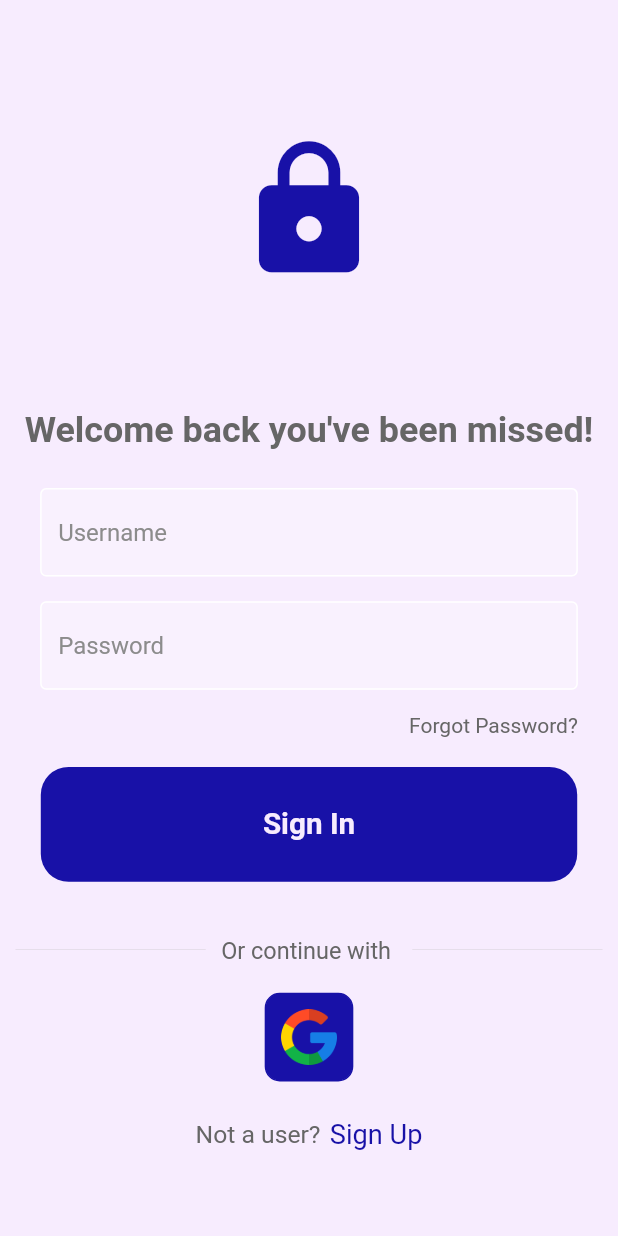
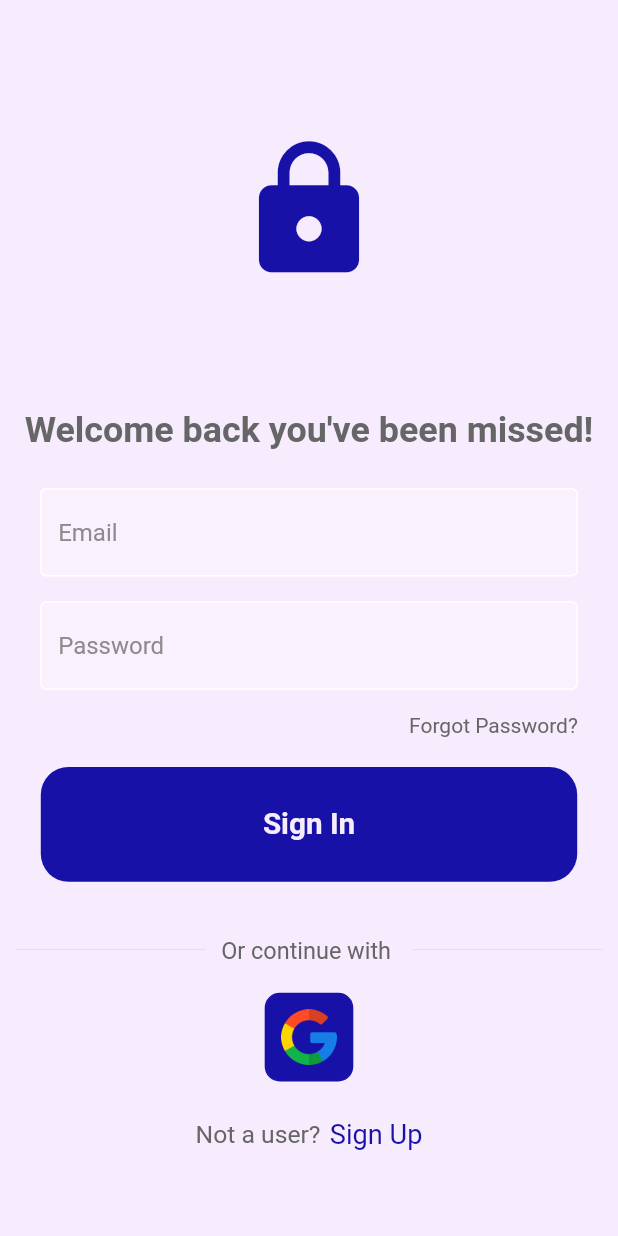
Before and after one commit to abdulmoiz2501/DoorStep-Resident, a Flutter app: the screen it shows after launch, on a phone screen of 412 x 824 dp. Run offline on Flutter 3.47's test engine with Material 2 defaults, Android fonts, the light colour scheme and no system bars; our stand-ins replace firebase_auth, firebase_core; accounts and stored records are empty.

Commit message:
Login/Logout using firebase email/pass

```diff
--- a/lib/main.dart
+++ b/lib/main.dart
@@ -1,9 +1,15 @@
 import 'package:flutter/material.dart';
+import 'package:project/ui/auth_page.dart';
 import 'package:project/ui/onboarding.dart';
-
+import 'package:firebase_core/firebase_core.dart';
+import 'firebase_options.dart';
 import 'ui/login_page.dart';
 
-void main() {
+void main() async{
+  WidgetsFlutterBinding.ensureInitialized();
+  await Firebase.initializeApp(
+    options: DefaultFirebaseOptions.currentPlatform,
+  );
   runApp(const MyApp());
 }
 
@@ -13,7 +19,7 @@ class MyApp extends StatelessWidget {
   Widget build(BuildContext context) {
     return MaterialApp(
       debugShowCheckedModeBanner: false,
-      home:  LoginPage(),
+      home:  AuthPage(),
     );
   }
 }
--- /dev/null
+++ b/lib/ui/auth_page.dart
@@ -0,0 +1,40 @@
+import 'package:firebase_auth/firebase_auth.dart';
+import 'package:flutter/material.dart';
+
+import 'home_page.dart';
+import 'login_page.dart';
+
+
+class AuthPage extends StatelessWidget {
+  const AuthPage({super.key});
+
+  @override
+  Widget build(BuildContext context) {
+    return Scaffold(
+      body: StreamBuilder<User?>(
+        ///This will constantly check if the user is logged in or not
+        stream: FirebaseAuth.instance.authStateChanges(),
+        builder: (context, snapshot){
+          if(snapshot.hasData){
+            print('snapshot has data');
+            return HomePage();
+          }
+          else if(snapshot.hasError)
+            {
+              print('snapshot has error');
+              return  Scaffold(
+                body: Center(
+                  child: Text('Something went wrong'),
+                ),
+              );
+            }
+          //Is the user NOT logged in
+          else{
+            return LoginPage();
+          }
+        },
+
+      ),
+    );
+  }
+}
--- a/lib/ui/login_page.dart
+++ b/lib/ui/login_page.dart
@@ -1,22 +1,30 @@
+import 'package:firebase_auth/firebase_auth.dart';
 import 'package:flutter/material.dart';
 import 'package:project/components/signInButton.dart';
 import 'package:project/components/square_tile.dart';
 import 'package:project/components/textfield.dart';
 import 'package:project/constants/colors.dart';
 
-import '../auth/signUserIn.dart';
 
 class LoginPage extends StatefulWidget {
   LoginPage({Key? key}) : super(key: key);
-
-  final usernameController = TextEditingController();
-  final passwordController = TextEditingController();
-
   @override
   State<LoginPage> createState() => _LoginPageState();
+  final emailController = TextEditingController();
+  final passwordController = TextEditingController();
+  void signUserIn() async{
+    await FirebaseAuth.instance.signInWithEmailAndPassword(
+      email: emailController.text,
+      password: passwordController.text,
+    );
+  }
 }
 
 class _LoginPageState extends State<LoginPage> {
+
+
+
+
   @override
   Widget build(BuildContext context) {
     return Scaffold(
@@ -55,8 +63,8 @@ class _LoginPageState extends State<LoginPage> {
               //username
 
               MyTextField(
-                controlller: widget.usernameController,
-                hintText: 'Username',
+                controlller: widget.emailController,
+                hintText: 'Email',
                 obscureText: false,
               ),
 
@@ -95,7 +103,7 @@ class _LoginPageState extends State<LoginPage> {
               ),
               //signin
               SignInButton(
-                onTap: signUserIn,
+                onTap: widget.signUserIn,
               ),
               //continue with
 
--- a/pubspec.yaml
+++ b/pubspec.yaml
@@ -36,6 +36,8 @@ dependencies:
   # Use with the CupertinoIcons class for iOS style icons.
   cupertino_icons: ^1.0.2
   flutter_svg: ^2.0.7  #for svg images
+  firebase_core: ^2.15.0
+  firebase_auth: ^4.7.2
 
 dev_dependencies:
   flutter_test:
```
Also changed, not shown: lib/auth/signUserIn.dart (+11 -10 lines), lib/ui/home_page.dart (added, +28 -0 lines), lib/firebase_options.dart (added), pubspec.lock, 3 other files.
